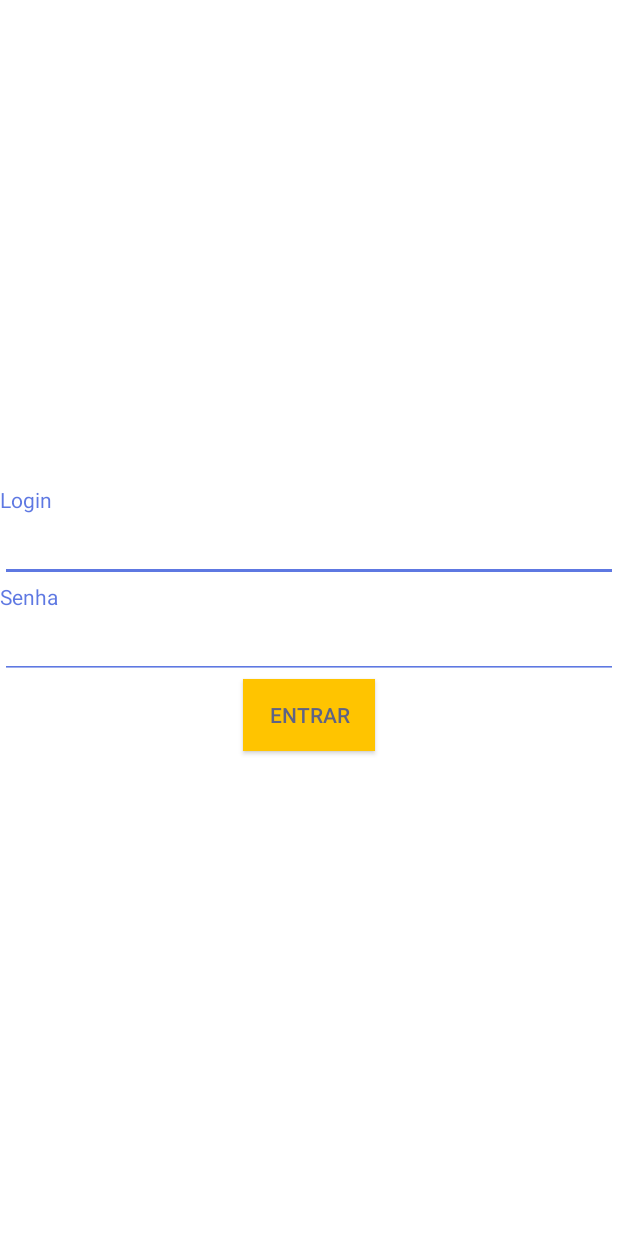
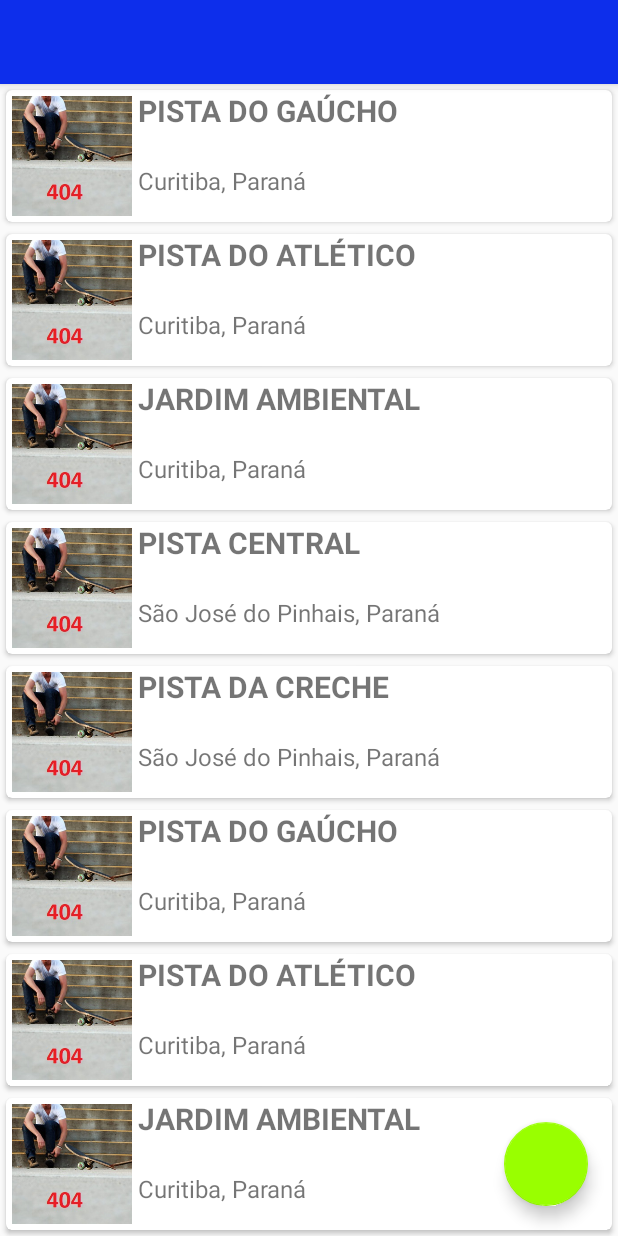
Before and after one commit to allantomasini/BuscaPico, an Android app: the screen it shows after launch (MainActivity before the commit, SkateParkListActivity after it), after a tap on "ENTRAR", on a phone screen of 412 x 824 dp. Run offline under Robolectric (Android 15) with nearby library versions, the phone set to English and light mode, and no system bars; our stand-ins replace Picasso; pictures from the network do not load.

Commit message:
commit adapter

```diff
--- a/app/build.gradle
+++ b/app/build.gradle
@@ -25,7 +25,10 @@ dependencies {
         exclude group: 'com.android.support', module: 'support-annotations'
     })
     compile 'com.android.support:design:25.3.1'
+    compile 'com.android.support:cardview-v7:25.3.1'
     compile 'com.android.support:appcompat-v7:25.3.1'
+    compile 'com.android.support:recyclerview-v7:25.3.1'
+    compile 'com.squareup.picasso:picasso:2.5.2'
     compile 'com.android.support.constraint:constraint-layout:1.0.2'
     testCompile 'junit:junit:4.12'
 }
--- a/app/src/main/AndroidManifest.xml
+++ b/app/src/main/AndroidManifest.xml
@@ -9,13 +9,15 @@
         android:roundIcon="@mipmap/ic_launcher_round"
         android:supportsRtl="true"
         android:theme="@style/AppTheme">
-        <activity android:name=".MainActivity">
+        <activity android:name=".utils.LoginActivity">
             <intent-filter>
                 <action android:name="android.intent.action.MAIN" />
 
                 <category android:name="android.intent.category.LAUNCHER" />
             </intent-filter>
         </activity>
+        <activity android:name=".utils.SkateParkListActivity" />
+        <activity android:name=".SkateParkDetailActivity"></activity>
     </application>
 
 </manifest>
--- /dev/null
+++ b/app/src/main/java/br/com/buscapico/buscapico/adapters/SkateParkAdapter.java
@@ -0,0 +1,89 @@
+package br.com.buscapico.buscapico.adapters;
+
+import android.content.Context;
+import android.support.v7.widget.RecyclerView;
+import android.view.LayoutInflater;
+import android.view.View;
+import android.view.ViewGroup;
+import android.widget.ImageView;
+import android.widget.TextView;
+
+import com.squareup.picasso.Picasso;
+
+import java.util.List;
+
+import br.com.buscapico.buscapico.R;
+import br.com.buscapico.buscapico.models.SkatePark;
+
+/**
+ * Created by Allan on 23/05/2017.
+ */
+
+public class SkateParkAdapter extends RecyclerView.Adapter<SkateParkAdapter.ViewHolder>
+        implements View.OnClickListener {
+    private List<SkatePark> skateParks;
+    private View.OnClickListener listener;
+    private Context context;
+
+    public SkateParkAdapter(List<SkatePark> skateParks, Context context){
+        this.skateParks = skateParks;
+        this.context = context;
+        this.listener = listener;
+    }
+
+    static class ViewHolder extends RecyclerView.ViewHolder {
+        ImageView iviFoto;
+        TextView tviNome;
+        TextView tviTipo;
+        TextView tviLocal;
+
+        ViewHolder(View v) {
+            super(v);
+            iviFoto = (ImageView) v.findViewById(R.id.ivi_foto);
+            tviNome = (TextView) v.findViewById(R.id.tvi_nome);
+            tviTipo = (TextView) v.findViewById(R.id.tvi_tipo);
+            tviLocal = (TextView) v.findViewById(R.id.tvi_local);
+        }
+    }@Override
+    public SkateParkAdapter.ViewHolder onCreateViewHolder(ViewGroup parent, int viewType) {
+        View view = LayoutInflater.from(parent.getContext()).inflate(R.layout.skate_park_layout, parent, false);
+        view.setOnClickListener(this);
+        return new ViewHolder(view);
+    }
+
+    @Override
+    public void onBindViewHolder(ViewHolder holder, int position) {
+
+        String urlCover = skateParks.get(position).getUrl() == null ?
+                "" : skateParks.get(position).getUrl();
+        String local = skateParks.get(position).getEndereco().getCidade()+ ", " +
+                skateParks.get(position).getEndereco().getEstado();
+
+
+        Picasso.with(context)
+                .load(urlCover)
+                .placeholder(R.drawable.default_park)
+                .error(R.drawable.default_park)
+                .into(holder.iviFoto);
+
+        holder.tviNome.setText(skateParks.get(position).getNome());
+        holder.tviTipo.setText(skateParks.get(position).getTipo());
+        holder.tviLocal.setText(local);
+
+    }
+
+    @Override
+    public int getItemCount() {
+        return skateParks.size();
+    }
+
+    public void setOnClickListener(View.OnClickListener listener) {
+        this.listener = listener;
+    }
+
+    @Override
+    public void onClick(View v) {
+        if (listener != null)
+            listener.onClick(v);
+    }
+}
--- /dev/null
+++ b/app/src/main/java/br/com/buscapico/buscapico/models/Endereco.java
@@ -0,0 +1,65 @@
+package br.com.buscapico.buscapico.models;
+
+/**
+ * Created by Allan on 23/05/2017.
+ */
+
+public class Endereco {
+    private String estado;
+    private String cidade;
+    private String rua;
+    private String numero;
+
+    public Endereco (){
+
+    }
+    public Endereco (String estado, String cidade, String rua, String numero){
+        this.estado = estado;
+        this.cidade = cidade;
+        this.rua = rua;
+        this.numero = numero;
+    }
+
+
+    public String getEstado() {
+        return estado;
+    }
+
+    public void setEstado(String estado) {
+        this.estado = estado;
+    }
+
+    public String getCidade() {
+        return cidade;
+    }
+
+    public void setCidade(String cidade) {
+        this.cidade = cidade;
+    }
+
+    public String getRua() {
+        return rua;
+    }
+
+    public void setRua(String rua) {
+        this.rua = rua;
+    }
+
+    public String getNumero() {
+        return numero;
+    }
+
+    public void setNumero(String numero) {
+        this.numero = numero;
+    }
+
+    @Override
+    public String toString() {
+        return "Endereco{" +
+                "estado='" + estado + '\'' +
+                ", cidade='" + cidade + '\'' +
+                ", rua='" + rua + '\'' +
+                ", numero=" + numero +
+                '}';
+    }
+}
--- /dev/null
+++ b/app/src/main/java/br/com/buscapico/buscapico/models/SkatePark.java
@@ -0,0 +1,115 @@
+package br.com.buscapico.buscapico.models;
+
+/**
+ * Created by Allan on 23/05/2017.
+ */
+
+public class SkatePark {
+
+    // Nome pelo qual a pista é conhecida
+    private String nome;
+    // Endereço da pista
+    private Endereco endereco;
+    // Descrição da pista
+    private String descricao;
+    // Nota da pista de 1 a 5
+    private int nota;
+    // Nível de segurança da pista de 1 a 5
+    private int seguranca;
+    // Nível de conservação da pista de 1 a 5
+    private int conservacao;
+    // URL da foto da pista
+    private String url;
+    //Tipo de pista
+    private String tipo;
+
+    public SkatePark() {
+    }
+
+    public SkatePark(String nome, Endereco endereco, String descricao, int nota, int conservacao, String url) {
+        this.nome = nome;
+        this.endereco = endereco;
+        this.descricao = descricao;
+        this.nota = nota;
+        this.conservacao = conservacao;
+        this.url = url;
+    }
+
+    public String getTipo() {
+        return tipo;
+    }
+
+    public void setTipo(String tipo) {
+        this.tipo = tipo;
+    }
+
+    public String getUrl() {
+        return url;
+    }
+
+    public void setUrl(String url) {
+        this.url = url;
+    }
+
+    public String getNome() {
+        return nome;
+    }
+
+    public void setNome(String nome) {
+        this.nome = nome;
+    }
+
+    public Endereco getEndereco() {
+        return endereco;
+    }
+
+    public void setEndereco(Endereco endereco) {
+        this.endereco = endereco;
+    }
+
+    public String getDescricao() {
+        return descricao;
+    }
+
+    public void setDescricao(String descricao) {
+        this.descricao = descricao;
+    }
+
+    public int getNota() {
+        return nota;
+    }
+
+    public void setNota(int nota) {
+        this.nota = nota;
+    }
+
+    public int getSeguranca() {
+        return seguranca;
+    }
+
+    public void setSeguranca(int seguranca) {
+        this.seguranca = seguranca;
+    }
+
+    @Override
+    public String toString() {
+        return "SkatePark{" +
+                "nome='" + nome + '\'' +
+                ", endereco=" + endereco +
+                ", descricao='" + descricao + '\'' +
+                ", nota=" + nota +
+                ", seguranca=" + seguranca +
+                ", conservacao=" + conservacao +
+                '}';
+    }
+
+    public int getConservacao() {
+        return conservacao;
+    }
+
+    public void setConservacao(int conservacao) {
+        this.conservacao = conservacao;
+    }
+
+
+}
--- a/app/src/main/java/br/com/buscapico/buscapico/MainActivity.java
+++ b/app/src/main/java/br/com/buscapico/buscapico/utils/LoginActivity.java
@@ -1,4 +1,4 @@
-package br.com.buscapico.buscapico;
+package br.com.buscapico.buscapico.utils;
 
 import android.content.Intent;
 import android.support.v7.app.AppCompatActivity;
@@ -6,9 +6,10 @@ import android.os.Bundle;
 import android.view.View;
 import android.widget.Button;
 import android.widget.EditText;
-import android.widget.TextView;
 
-public class MainActivity extends AppCompatActivity {
+import br.com.buscapico.buscapico.R;
+
+public class LoginActivity extends AppCompatActivity {
 
     EditText etLogin;
     EditText etSenha;
@@ -16,7 +17,7 @@ public class MainActivity extends AppCompatActivity {
     @Override
     protected void onCreate(Bundle savedInstanceState) {
         super.onCreate(savedInstanceState);
-        setContentView(R.layout.activity_main);
+        setContentView(R.layout.activity_login);
 
         findViews();
         setActions();
@@ -32,7 +33,8 @@ public class MainActivity extends AppCompatActivity {
         btEntrar.setOnClickListener(new View.OnClickListener() {
             @Override
             public void onClick(View v) {
-
+                Intent intent = new Intent(LoginActivity.this,SkateParkListActivity.class);
+                startActivity(intent);
 
             }
         });
--- /dev/null
+++ b/app/src/main/java/br/com/buscapico/buscapico/utils/SkateParkListActivity.java
@@ -0,0 +1,93 @@
+package br.com.buscapico.buscapico.utils;
+
+import android.support.design.widget.FloatingActionButton;
+import android.support.v7.app.AppCompatActivity;
+import android.os.Bundle;
+import android.support.v7.widget.DefaultItemAnimator;
+import android.support.v7.widget.RecyclerView;
+import android.support.v7.widget.StaggeredGridLayoutManager;
+import android.support.v7.widget.Toolbar;
+import android.view.View;
+import android.widget.ImageView;
+
+import java.util.ArrayList;
+import java.util.List;
+
+import br.com.buscapico.buscapico.R;
+import br.com.buscapico.buscapico.adapters.SkateParkAdapter;
+import br.com.buscapico.buscapico.models.Endereco;
+import br.com.buscapico.buscapico.models.SkatePark;
+
+public class SkateParkListActivity extends AppCompatActivity {
+    private List<SkatePark> skateParks;
+    private static final String TAG = "SkateParksAct";
+    private Toolbar toolbar;
+    private FloatingActionButton facAddPark;
+    private RecyclerView rviParks;
+
+    @Override
+    protected void onCreate(Bundle savedInstanceState) {
+        super.onCreate(savedInstanceState);
+        setContentView(R.layout.activity_skate_park_list);
+        getSkateParks();
+        findViews();
+        setRecyclerView();
+    }
+
+    private void findViews() {
+        toolbar = (Toolbar) findViewById(R.id.toolbar);
+        rviParks = (RecyclerView) findViewById(R.id.rvi_skate_park_list);
+        facAddPark = (FloatingActionButton) findViewById(R.id.facAddSkatePark);
+    }
+
+    private void setRecyclerView() {
+        rviParks.setHasFixedSize(true);
+        StaggeredGridLayoutManager mLayoutManager = new StaggeredGridLayoutManager(1, StaggeredGridLayoutManager.VERTICAL);
+        rviParks.setLayoutManager(mLayoutManager);
+
+        SkateParkAdapter skateParkAdapter = new SkateParkAdapter(skateParks, SkateParkListActivity.this);
+        skateParkAdapter.setOnClickListener(new View.OnClickListener() {
+            @Override
+            public void onClick(View view) {
+                int position = rviParks.getChildLayoutPosition(view);
+                ImageView img = (ImageView) view.findViewById(R.id.ivi_foto);
+                Bundle bundle = new Bundle();
+//                bundle.putSerializable("skate", skateParks.get(position));
+//                goToPlaySong(img, bundle);
+            }
+        });
+
+        rviParks.setAdapter(skateParkAdapter);
+        rviParks.setItemAnimator(new DefaultItemAnimator());
+    }
+
+
+    private void getSkateParks() {
+
+        String pistaDoGaucho = "https://i.ytimg.com/vi/EcIjIjt2QAQ/maxresdefault.jpg";
+        String pistaDoAtletico = "http://campeonatosdeskate.com.br/wp-content/uploads/2015/12/pista-atletico-281215.jpg";
+        String jardimAmbiental = "https://focanawebufpr.files.wordpress.com/2015/04/image-2.jpeg";
+        String pistaCentral = "http://2.bp.blogspot.com/-wOBujt_ztMo/Tll19PNSYtI/AAAAAAAAEn0/2tkKO-dsY_k/s1600/missionarios%2Bb.JPG";
+        String pistaCreche = "https://i.ytimg.com/vi/EcIjIjt2QAQ/maxresdefault.jpg";
+
+
+        skateParks = new ArrayList<SkatePark>();
+        skateParks.add(new SkatePark("Pista do Gaúcho", new Endereco("Paraná", "Curitiba", "Praça do Redentor", "S/N"), "Uma das pistas mais antigas de Curitiba", 5, 5, pistaDoGaucho));
+        skateParks.add(new SkatePark("Pista do Atlético", new Endereco("Paraná", "Curitiba", "Praça Afonso Botelho", "S/N"), "Uma das pistas mais antigas de Curitiba", 5, 5, pistaDoAtletico));
+        skateParks.add(new SkatePark("Jardim Ambiental", new Endereco("Paraná", "Curitiba", "Rua Schiller", "S/N"), "Uma das pistas mais antigas de Curitiba", 5, 5, jardimAmbiental));
+        skateParks.add(new SkatePark("Pista Central", new Endereco("Paraná", "São José do Pinhais", "Praça dos Missionários", "S/N"), "Uma das pistas mais antigas de Curitiba", 5, 5, pistaCentral));
+        skateParks.add(new SkatePark("Pista da Creche", new Endereco("Paraná", "São José do Pinhais", " R. Des. Ernâni Almeida de Abreu", "S/N"), "Uma das pistas mais antigas de Curitiba", 5, 5, pistaCreche));
+        skateParks.add(new SkatePark("Pista do Gaúcho", new Endereco("Paraná", "Curitiba", "Praça do Redentor", "S/N"), "Uma das pistas mais antigas de Curitiba", 5, 5, pistaDoGaucho));
+        skateParks.add(new SkatePark("Pista do Atlético", new Endereco("Paraná", "Curitiba", "Praça Afonso Botelho", "S/N"), "Uma das pistas mais antigas de Curitiba", 5, 5, pistaDoAtletico));
+        skateParks.add(new SkatePark("Jardim Ambiental", new Endereco("Paraná", "Curitiba", "Rua Schiller", "S/N"), "Uma das pistas mais antigas de Curitiba", 5, 5, jardimAmbiental));
+        skateParks.add(new SkatePark("Pista Central", new Endereco("Paraná", "São José do Pinhais", "Praça dos Missionários", "S/N"), "Uma das pistas mais antigas de Curitiba", 5, 5, pistaCentral));
+        skateParks.add(new SkatePark("Pista da Creche", new Endereco("Paraná", "São José do Pinhais", " R. Des. Ernâni Almeida de Abreu", "S/N"), "Uma das pistas mais antigas de Curitiba", 5, 5, pistaCreche));
+        skateParks.add(new SkatePark("Pista do Gaúcho", new Endereco("Paraná", "Curitiba", "Praça do Redentor", "S/N"), "Uma das pistas mais antigas de Curitiba", 5, 5, pistaDoGaucho));
+        skateParks.add(new SkatePark("Pista do Atlético", new Endereco("Paraná", "Curitiba", "Praça Afonso Botelho", "S/N"), "Uma das pistas mais antigas de Curitiba", 5, 5, pistaDoAtletico));
+        skateParks.add(new SkatePark("Jardim Ambiental", new Endereco("Paraná", "Curitiba", "Rua Schiller", "S/N"), "Uma das pistas mais antigas de Curitiba", 5, 5, jardimAmbiental));
+        skateParks.add(new SkatePark("Pista Central", new Endereco("Paraná", "São José do Pinhais", "Praça dos Missionários", "S/N"), "Uma das pistas mais antigas de Curitiba", 5, 5, pistaCentral));
+        skateParks.add(new SkatePark("Pista da Creche", new Endereco("Paraná", "São José do Pinhais", " R. Des. Ernâni Almeida de Abreu", "S/N"), "Uma das pistas mais antigas de Curitiba", 5, 5, pistaCreche));
+
+
+    }
+}
--- a/app/src/main/res/layout/activity_main.xml
+++ b/app/src/main/res/layout/activity_login.xml
@@ -7,7 +7,7 @@
     android:background="@color/colorWhite"
     android:gravity="center"
     android:orientation="vertical"
-    tools:context="br.com.buscapico.buscapico.MainActivity">
+    tools:context="br.com.buscapico.buscapico.utils.LoginActivity">
 
     <TextView
         android:layout_width="match_parent"
--- /dev/null
+++ b/app/src/main/res/layout/activity_skate_park_list.xml
@@ -0,0 +1,30 @@
+<?xml version="1.0" encoding="utf-8"?>
+<RelativeLayout xmlns:android="http://schemas.android.com/apk/res/android"
+    xmlns:app="http://schemas.android.com/apk/res-auto"
+    xmlns:tools="http://schemas.android.com/tools"
+    android:layout_width="match_parent"
+    android:layout_height="match_parent"
+    tools:context="br.com.buscapico.buscapico.utils.SkateParkListActivity">
+
+    <android.support.v7.widget.Toolbar
+        android:id="@+id/toolbar"
+        android:layout_width="match_parent"
+        android:layout_height="wrap_content"
+        android:background="@color/colorPrimary"
+        android:elevation="4dp"/>
+
+    <android.support.v7.widget.RecyclerView
+        android:layout_below="@+id/toolbar"
+        android:id="@+id/rvi_skate_park_list"
+        android:layout_width="match_parent"
+        android:layout_height="wrap_content"/>
+
+    <android.support.design.widget.FloatingActionButton
+        android:id="@+id/facAddSkatePark"
+        android:layout_alignParentRight="true"
+        android:layout_alignParentBottom="true"
+        android:layout_margin="20dp"
+        android:layout_width="wrap_content"
+        android:layout_height="wrap_content" />
+
+</RelativeLayout>
--- /dev/null
+++ b/app/src/main/res/layout/skate_park_layout.xml
@@ -0,0 +1,55 @@
+<?xml version="1.0" encoding="utf-8"?>
+<android.support.v7.widget.CardView xmlns:android="http://schemas.android.com/apk/res/android"
+    xmlns:app="http://schemas.android.com/apk/res-auto"
+    android:layout_width="match_parent"
+    android:layout_height="wrap_content"
+    android:layout_margin="4dp"
+    android:orientation="vertical"
+    app:cardCornerRadius="4dp">
+
+    <LinearLayout
+        android:layout_width="match_parent"
+        android:layout_height="wrap_content"
+        android:orientation="horizontal">
+
+        <ImageView
+            android:id="@+id/ivi_foto"
+            android:layout_width="80dp"
+            android:layout_height="80dp"
+            android:layout_margin="4dp"
+            android:scaleType="centerCrop"
+            android:src="@drawable/default_park" />
+
+        <LinearLayout
+            android:layout_width="match_parent"
+            android:layout_height="wrap_content"
+            android:orientation="vertical">
+
+            <TextView
+                android:id="@+id/tvi_nome"
+                android:layout_width="wrap_content"
+                android:layout_height="wrap_content"
+                android:text="pista não encontrada"
+                android:textAllCaps="true"
+                android:textSize="20sp"
+                android:textStyle="bold" />
+
+            <TextView
+                android:id="@+id/tvi_tipo"
+                android:layout_width="wrap_content"
+                android:layout_height="wrap_content"
+                android:text="tipo"
+                android:textAllCaps="true"
+                android:textSize="16sp"
+                android:textStyle="italic" />
+
+            <TextView
+                android:id="@+id/tvi_local"
+                android:layout_width="wrap_content"
+                android:layout_height="wrap_content"
+                android:text="local"
+                android:textSize="16sp" />
+        </LinearLayout>
+    </LinearLayout>
+
+</android.support.v7.widget.CardView>
--- a/app/src/main/res/values/colors.xml
+++ b/app/src/main/res/values/colors.xml
@@ -1,7 +1,7 @@
 <?xml version="1.0" encoding="utf-8"?>
 <resources>
-    <color name="colorPrimary">#a3032cd1</color>
+    <color name="colorPrimary">#0d2eeb</color>
     <color name="colorPrimaryDark">#031060</color>
-    <color name="colorAccent">#ffc400</color>
+    <color name="colorAccent">#99ff00</color>
     <color name="colorWhite">#FFFFFF</color>
 </resources>
--- a/build.gradle
+++ b/build.gradle
@@ -5,7 +5,7 @@ buildscript {
         jcenter()
     }
     dependencies {
-        classpath 'com.android.tools.build:gradle:2.3.1'
+        classpath 'com.android.tools.build:gradle:2.3.2'
 
         // NOTE: Do not place your application dependencies here; they belong
         // in the individual module build.gradle files
```
Also changed, not shown: app/src/main/java/br/com/buscapico/buscapico/SkateParkDetailActivity.java (added, +13 -0 lines), app/src/main/java/br/com/buscapico/buscapico/dao/MockDao.java (added, +8 -0 lines), app/src/main/res/layout/activity_skate_park_detail.xml (added, +9 -0 lines), gradle.properties (deleted, +0 -17 lines), app/src/main/res/drawable/default_park.png (added), gradle/wrapper/gradle-wrapper.properties.
